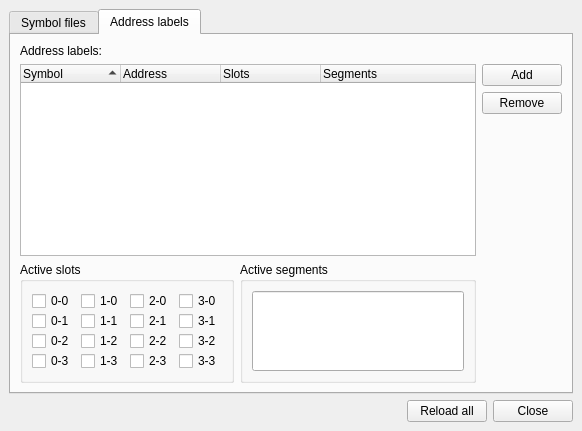
openMSX/debugger, file src/SymbolManager.ui: the form before one commit.
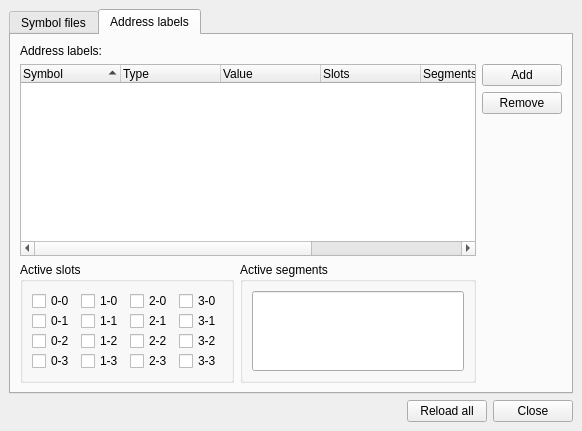
The form after the commit. The open tabs and pages were chosen to show the change.

Commit message: Rewrite of symbol table support. Added an initial class to support settings. Changed widget background colours back to white (got changed from Qt3 to 4).

```diff
--- a/src/SymbolManager.ui
+++ b/src/SymbolManager.ui
@@ -409,7 +409,12 @@
          </column>
          <column>
           <property name="text" >
-           <string>Address</string>
+           <string>Type</string>
+          </property>
+         </column>
+         <column>
+          <property name="text" >
+           <string>Value</string>
           </property>
          </column>
          <column>
@@ -422,6 +427,16 @@
            <string>Segments</string>
           </property>
          </column>
+         <column>
+          <property name="text" >
+           <string>Code range</string>
+          </property>
+         </column>
+         <column>
+          <property name="text" >
+           <string>Source</string>
+          </property>
+         </column>
         </widget>
        </item>
       </layout>
```
The commit also changes 17 other files.
